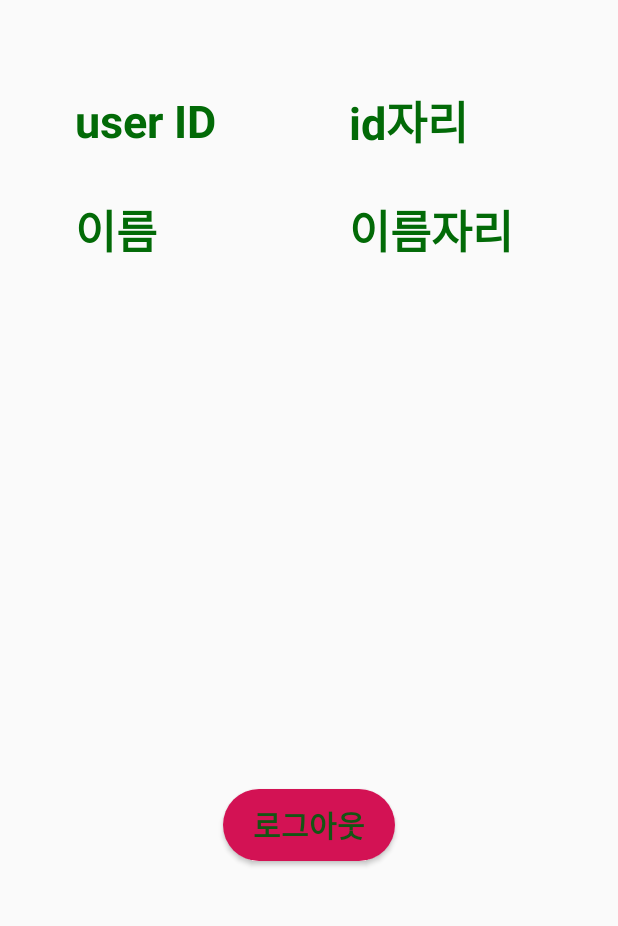
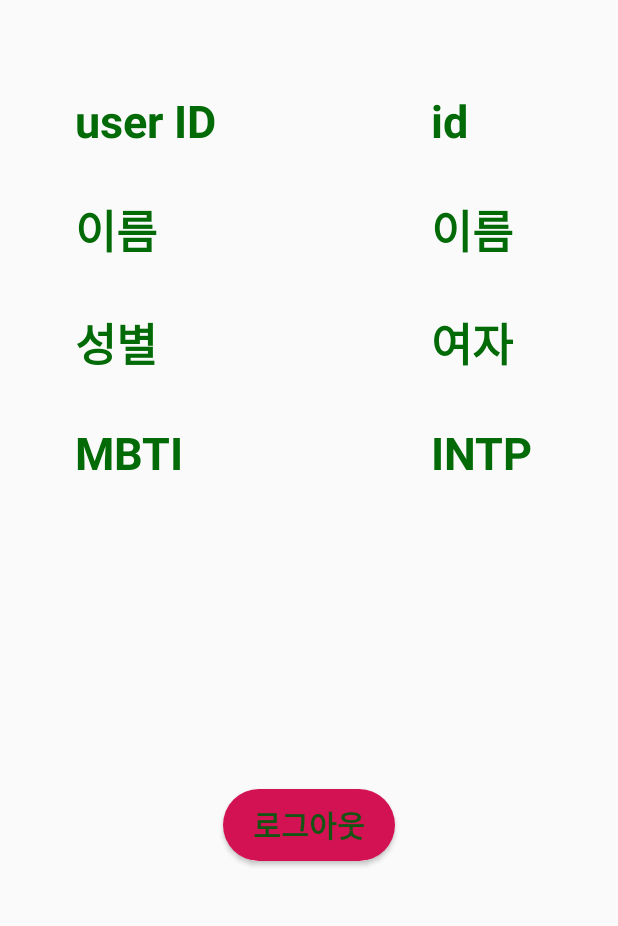
Before and after one commit to YoungjeongChoi/introduce_app, an Android app: the HomeActivity screen opened directly, with no data from a screen before it, on a phone screen of 412 x 824 dp, the part 300-1226 px from its top. Run offline under Robolectric (Android 15) with nearby library versions, the light colour scheme and no system bars; 2 statements that could not run were skipped.

Commit message:
과제제출전

```diff
--- a/app/src/main/java/com/example/signin/HomeActivity.kt
+++ b/app/src/main/java/com/example/signin/HomeActivity.kt
@@ -16,12 +16,14 @@ class HomeActivity : AppCompatActivity() {
         setContentView(R.layout.activity_home)
 
         val logoutBtn = findViewById<Button>(R.id.btn_logout)
-        val yourName = intent.getStringExtra("myname")
+        val yourName = intent.getStringExtra("name")
         val yourId = intent.getStringExtra("Id")
 
+        //팀원분이 만드신 것처럼 이미지뷰 아이디 리스트로 만들어놓으면 더 깔끔할 것 같다 고치기
         val rand = Random()
         val num = rand.nextInt(5)
 
+        //작동에는 문제가 없는데 drawable에 있는 이미지 빨간줄은 왜 생긴 거지 모르겠다...
         val randImg1 = findViewById<ImageView>(R.id.img_home_logo)
         val randImg2 = findViewById<ImageView>(R.id.img_home_logo2)
         val randImg3 = findViewById<ImageView>(R.id.img_home_logo3)
@@ -52,7 +54,7 @@ class HomeActivity : AppCompatActivity() {
 
 
         logoutBtn.setOnClickListener {
-            //로그아웃이니까 입력된 정보 초기화?는 안 해도 되나...
+            //로그아웃이니까 입력된 정보 초기화?는 안 해도 되나...?
             finish()
         }
     }
--- a/app/src/main/java/com/example/signin/SignInActivity.kt
+++ b/app/src/main/java/com/example/signin/SignInActivity.kt
@@ -27,15 +27,17 @@ class SignInActivity : AppCompatActivity() {
         val signInBtn = findViewById<Button>(R.id.btn_sign_in)
         val signUpBtn = findViewById<Button>(R.id.btn_sign_up)
 
+        val editTextId = findViewById<EditText>(R.id.et_id)
+        //editTextId.onTouchEvent(MotionEvent)
+        //뻘짓하던거
+        val editTextPw = findViewById<EditText>(R.id.et_pw)
+
         //회원가입 시 입력한 값 받아오는 거 launcher 아직 잘 모르겠어서 일단 Extra로 대신 사용
         val myId = intent.getStringExtra("Id")
         val myPw = intent.getStringExtra("Pw")
 
-        val editTextId = findViewById<EditText>(R.id.et_id)
-//            editTextId.onTouchEvent(MotionEvent)
-        val editTextPw = findViewById<EditText>(R.id.et_pw)
 
-        //받아온 값 있으면 넣고 없으면 그냥 입력하게 빈칸
+        //받아온 값 있으면 넣고 없으면 그냥 입력할 수 있게 빈칸만들기
         if (myId == null) {
             editTextId.setText("")
             editTextPw.setText("")
@@ -56,7 +58,7 @@ class SignInActivity : AppCompatActivity() {
 //                val pw = editTextPw.toString()
                 Toast.makeText(this, "로그인 성공", Toast.LENGTH_SHORT).show()
                 intent.putExtra("Id", id)
-                intent.putExtra("myname", myName)
+                intent.putExtra("name", myName)
                 startActivity(intent)
             }
 
--- a/app/src/main/java/com/example/signin/SignUpActivity.kt
+++ b/app/src/main/java/com/example/signin/SignUpActivity.kt
@@ -26,6 +26,8 @@ class SignUpActivity : AppCompatActivity() {
             val newPw = editTextNewPw.text.toString()
 
 
+            //여러 개 비어있어도 메시지가 제일 위에 하나만 출력되는 게 아니라 뭔가 여러 개가 시간차 두고 순서대로 뜨거나 하면 좋을 것 같은데 어떻게 해야 될지 모르겠다
+            //아니면 비어있는 거 있을 때 버튼 누르면 빨간색으로 바뀌면서 그 자리로 커서 옮기기...같은 거?
             when {
                 newName.trim().isEmpty() -> {
                     Toast.makeText(this, "이름을 입력하세요", Toast.LENGTH_SHORT).show()
@@ -49,6 +51,6 @@ class SignUpActivity : AppCompatActivity() {
             }
         }
 
-        //추가과제 resisterForActivityResult?로 회원가입 시 입력한 아이디 비번 자동입력
+        //추가과제 resisterForActivityResult?로 회원가입 시 입력한 아이디 비번 자동입력?
     }
 }
--- a/app/src/main/res/layout/activity_home.xml
+++ b/app/src/main/res/layout/activity_home.xml
@@ -86,7 +86,7 @@
         android:layout_width="wrap_content"
         android:layout_height="wrap_content"
         android:layout_marginEnd="100dp"
-        android:text="id자리"
+        android:text="id"
 
         app:layout_constraintBottom_toBottomOf="@+id/tv_home_id"
         app:layout_constraintHorizontal_chainStyle="packed"
@@ -109,11 +109,54 @@
         style="@style/TextViewContent"
         android:layout_width="wrap_content"
         android:layout_height="wrap_content"
-        android:text="이름자리"
+        android:text="이름"
 
         app:layout_constraintBottom_toBottomOf="@+id/tv_home_name"
         app:layout_constraintStart_toStartOf="@+id/tv_id_content"
         app:layout_constraintTop_toTopOf="@+id/tv_home_name" />
+    <TextView
+        android:id="@+id/tv_home_gender"
+        style="@style/TextViewContent"
+        android:layout_width="wrap_content"
+        android:layout_height="wrap_content"
+        android:layout_marginTop="30dp"
+        android:text="@string/gender"
+
+        app:layout_constraintLeft_toLeftOf="@+id/tv_home_name"
+        app:layout_constraintTop_toBottomOf="@+id/tv_home_name" />
+
+    <TextView
+        android:id="@+id/tv_gender_content"
+        style="@style/TextViewContent"
+        android:layout_width="wrap_content"
+        android:layout_height="wrap_content"
+        android:text="@string/gender_context"
+
+        app:layout_constraintBottom_toBottomOf="@+id/tv_home_gender"
+        app:layout_constraintStart_toStartOf="@+id/tv_name_content"
+        app:layout_constraintTop_toTopOf="@+id/tv_home_gender" />
+
+    <TextView
+        android:id="@+id/tv_home_mbti"
+        style="@style/TextViewContent"
+        android:layout_width="wrap_content"
+        android:layout_height="wrap_content"
+        android:layout_marginTop="30dp"
+        android:text="@string/mbti"
+
+        app:layout_constraintLeft_toLeftOf="@+id/tv_home_gender"
+        app:layout_constraintTop_toBottomOf="@+id/tv_home_gender" />
+
+    <TextView
+        android:id="@+id/tv_mbti_content"
+        style="@style/TextViewContent"
+        android:layout_width="wrap_content"
+        android:layout_height="wrap_content"
+        android:text="@string/mbti_context"
+
+        app:layout_constraintBottom_toBottomOf="@+id/tv_home_mbti"
+        app:layout_constraintStart_toStartOf="@+id/tv_gender_content"
+        app:layout_constraintTop_toTopOf="@+id/tv_home_mbti" />
 
     <Button
         android:id="@+id/btn_logout"
--- a/app/src/main/res/values/strings.xml
+++ b/app/src/main/res/values/strings.xml
@@ -8,5 +8,9 @@
     <string name="sign_up">회원가입</string>
     <string name="name">이름</string>
     <string name="prev_name">이름을 입력하세요</string>
+    <string name="gender">성별</string>
+    <string name="gender_context">여자</string>
+    <string name="mbti">MBTI</string>
+    <string name="mbti_context">INTP</string>
     <string name="logout">로그아웃</string>
 </resources>
```
